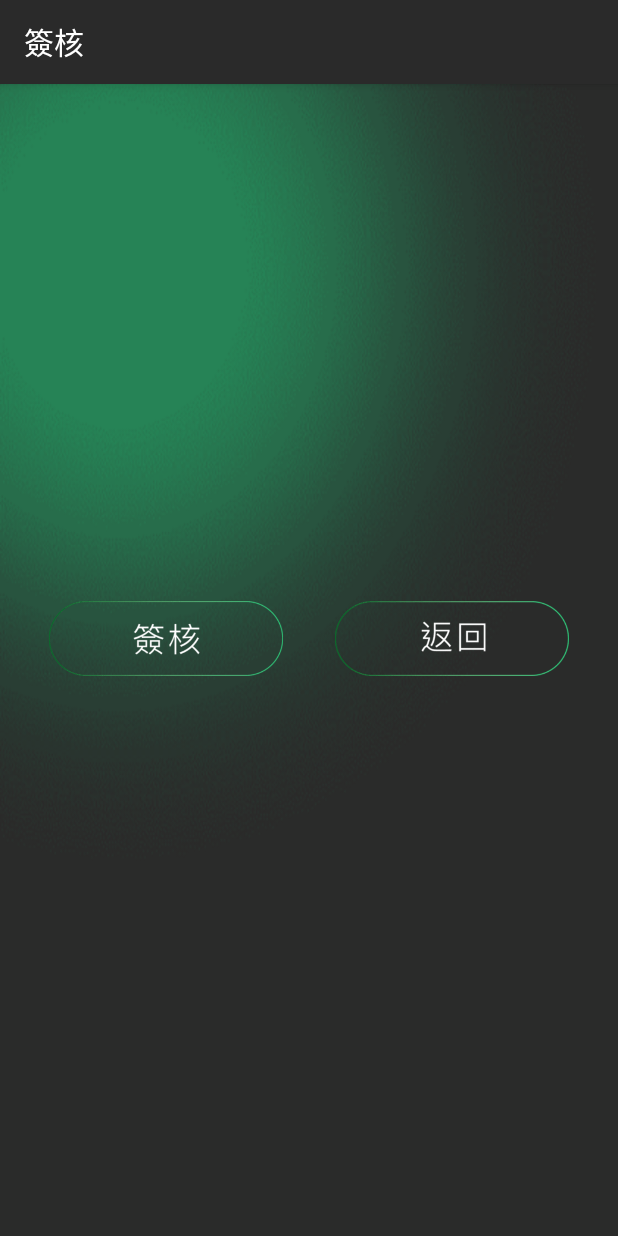
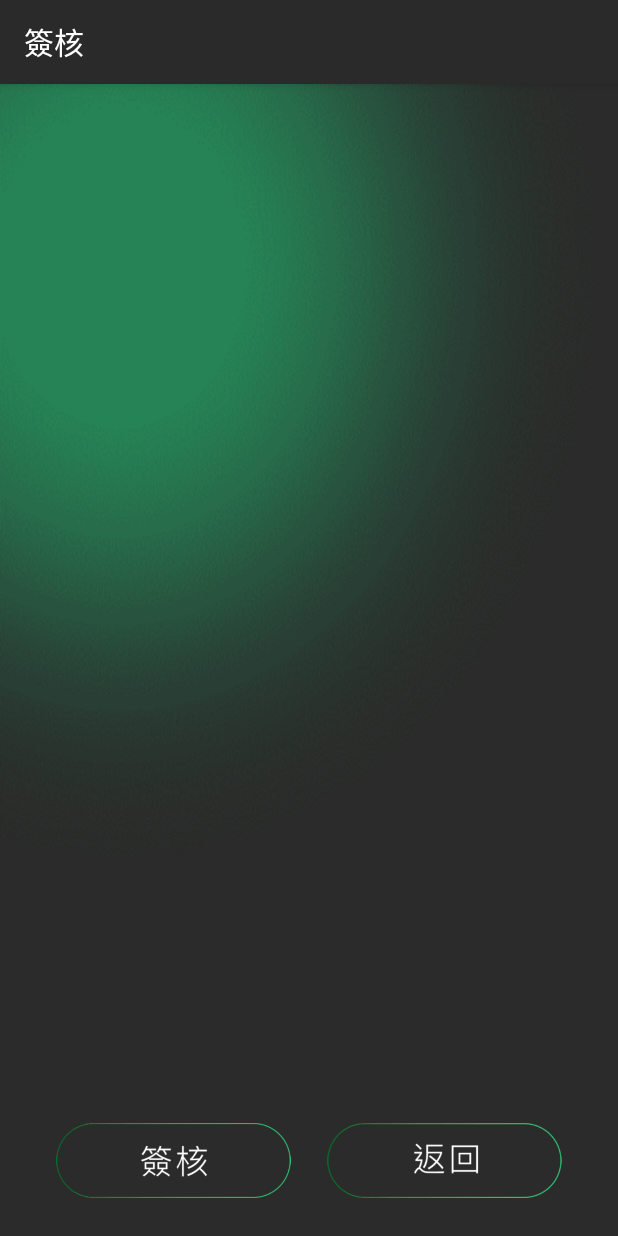
Before and after one commit to cool3690/Emplogin, an Android app: the Check screen opened directly, with no data from a screen before it, on a phone screen of 412 x 824 dp. Run offline under Robolectric (Android 15) with nearby library versions, the phone set to English and light mode, and no system bars.

Commit message:
revise 0817

```diff
--- a/app/src/main/res/layout/content_check.xml
+++ b/app/src/main/res/layout/content_check.xml
@@ -10,17 +10,15 @@
     <RelativeLayout
         android:layout_width="match_parent"
         android:layout_height="match_parent"
-        android:padding="15dp"
+        android:padding="25dp"
         android:background="@drawable/cs_bg">
 
         <ListView
             android:id="@+id/prefer"
             android:layout_width="match_parent"
-            android:layout_height="300dp"
-            android:layout_alignParentLeft="true"
-
-            android:layout_marginLeft="15dp"
-            android:layout_marginTop="10dp">
+            android:layout_height="match_parent"
+            android:layout_above="@id/show"
+           >
 
         </ListView>
 
@@ -28,7 +26,7 @@
             android:id="@+id/show"
             android:layout_width="wrap_content"
             android:layout_height="wrap_content"
-            android:layout_below="@id/prefer"
+            android:layout_above="@id/L1"
             android:layout_alignLeft="@+id/prefer"
             android:layout_marginLeft="22dp"
             android:text=" " />
@@ -36,7 +34,8 @@
         <LinearLayout
             android:layout_width="match_parent"
             android:layout_height="wrap_content"
-            android:layout_below="@id/show"
+           android:id="@+id/L1"
+            android:layout_alignParentBottom="true"
             android:orientation="horizontal">
 
             <ImageView
--- a/app/src/main/res/layout/content_empmenu.xml
+++ b/app/src/main/res/layout/content_empmenu.xml
@@ -16,8 +16,8 @@
             android:layout_height="match_parent"
             android:gravity="center"
             android:layout_marginTop="10dp"
-            android:paddingLeft="20dp"
-            android:paddingRight="20dp"
+            android:paddingLeft="25dp"
+            android:paddingRight="25dp"
             android:orientation="vertical">
 
             <ImageView
```
Also changed, not shown: app/src/main/java/com/cs/day/JobSchedulerService.java (+41 -23 lines), app/src/main/java/com/cs/day/MainActivity.java (+0 -21 lines).
